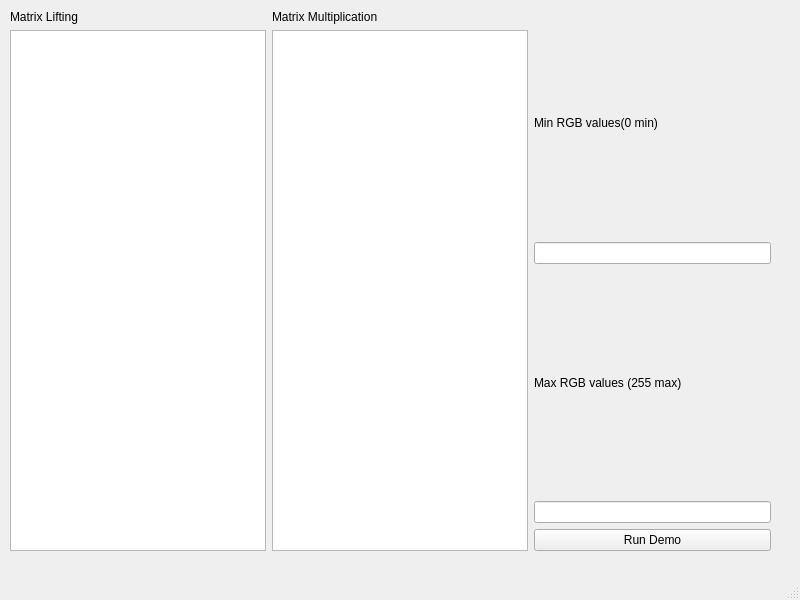
Above: ProgrammingAssignment1/mainwindow.ui from megarage9000/CMPT365 before the change. Below: the same form after it.
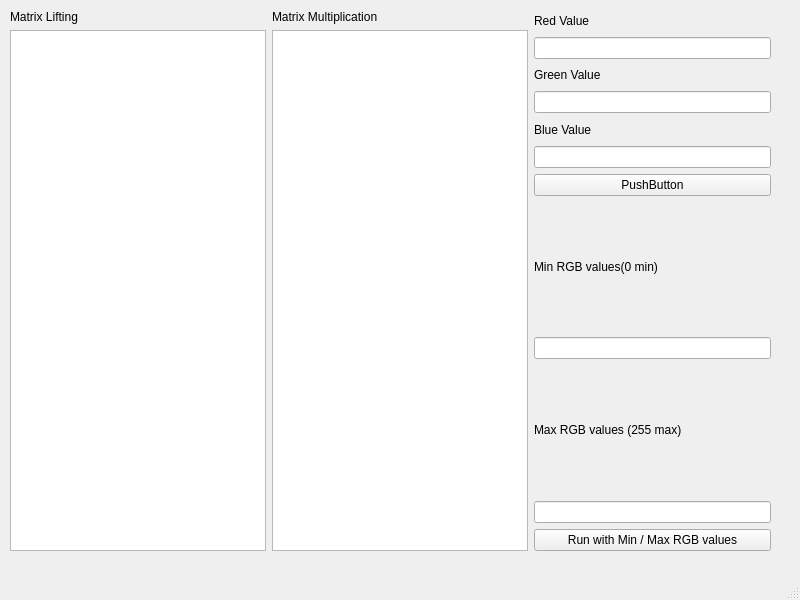
That is the form after the change.

Patch:
```diff
--- a/ProgrammingAssignment1/mainwindow.ui
+++ b/ProgrammingAssignment1/mainwindow.ui
@@ -57,6 +57,47 @@
        <property name="sizeConstraint">
         <enum>QLayout::SetDefaultConstraint</enum>
        </property>
+       <item>
+        <layout class="QVBoxLayout" name="verticalLayout_4">
+         <item>
+          <widget class="QLabel" name="label_5">
+           <property name="text">
+            <string>Red Value</string>
+           </property>
+          </widget>
+         </item>
+         <item>
+          <widget class="QLineEdit" name="RedInput"/>
+         </item>
+         <item>
+          <widget class="QLabel" name="label_4">
+           <property name="text">
+            <string>Green Value</string>
+           </property>
+          </widget>
+         </item>
+         <item>
+          <widget class="QLineEdit" name="GreenInput"/>
+         </item>
+         <item>
+          <widget class="QLabel" name="label_3">
+           <property name="text">
+            <string>Blue Value</string>
+           </property>
+          </widget>
+         </item>
+         <item>
+          <widget class="QLineEdit" name="BlueInput"/>
+         </item>
+        </layout>
+       </item>
+       <item>
+        <widget class="QPushButton" name="pushButtonCustom">
+         <property name="text">
+          <string>PushButton</string>
+         </property>
+        </widget>
+       </item>
        <item>
         <layout class="QVBoxLayout" name="verticalLayout_3">
          <property name="sizeConstraint">
@@ -97,7 +138,7 @@
        <item>
         <widget class="QPushButton" name="pushButton">
          <property name="text">
-          <string>Run Demo</string>
+          <string>Run with Min / Max RGB values</string>
          </property>
         </widget>
        </item>
```
